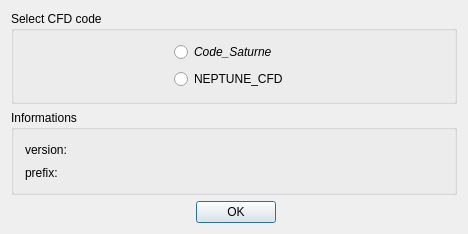
First picture: the form in cfd_study/src/CFDSTUDYGUI/InfoDialog.ui, repository code-saturne/salome_cfd_extensions, before the edit.
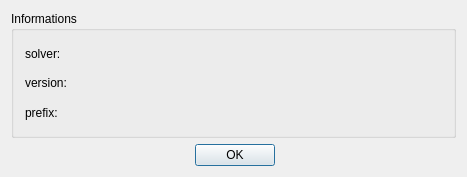
Second picture: the form after the edit.

The edit to the form file:
```diff
--- a/cfd_study/src/CFDSTUDYGUI/InfoDialog.ui
+++ b/cfd_study/src/CFDSTUDYGUI/InfoDialog.ui
@@ -6,8 +6,8 @@
    <rect>
     <x>0</x>
     <y>0</y>
-    <width>468</width>
-    <height>234</height>
+    <width>467</width>
+    <height>177</height>
    </rect>
   </property>
   <property name="windowTitle">
@@ -16,106 +16,34 @@
   <property name="modal">
    <bool>true</bool>
   </property>
-  <layout class="QVBoxLayout" name="verticalLayout">
-   <item>
-    <widget class="QGroupBox" name="CodeBG">
-     <property name="title">
-      <string>Select CFD code</string>
-     </property>
-     <layout class="QGridLayout">
-      <item row="0" column="1">
-       <widget class="QRadioButton" name="SaturneRB">
-        <property name="font">
-         <font>
-          <italic>true</italic>
-         </font>
-        </property>
-        <property name="text">
-         <string>Code_Saturne</string>
-        </property>
-       </widget>
-      </item>
-      <item row="1" column="1" colspan="2">
-       <widget class="QRadioButton" name="NeptuneRB">
-        <property name="text">
-         <string>NEPTUNE_CFD</string>
-        </property>
-       </widget>
-      </item>
-      <item row="0" column="0">
-       <spacer name="spacer6_2_2">
-        <property name="orientation">
-         <enum>Qt::Horizontal</enum>
-        </property>
-        <property name="sizeType">
-         <enum>QSizePolicy::Expanding</enum>
-        </property>
-        <property name="sizeHint" stdset="0">
-         <size>
-          <width>46</width>
-          <height>21</height>
-         </size>
-        </property>
-       </spacer>
-      </item>
-      <item row="0" column="2" colspan="2">
-       <spacer name="spacer6_2_3">
-        <property name="orientation">
-         <enum>Qt::Horizontal</enum>
-        </property>
-        <property name="sizeType">
-         <enum>QSizePolicy::Expanding</enum>
-        </property>
-        <property name="sizeHint" stdset="0">
-         <size>
-          <width>46</width>
-          <height>21</height>
-         </size>
-        </property>
-       </spacer>
-      </item>
-      <item row="1" column="3">
-       <spacer name="spacer6_2_4">
-        <property name="orientation">
-         <enum>Qt::Horizontal</enum>
-        </property>
-        <property name="sizeType">
-         <enum>QSizePolicy::Expanding</enum>
-        </property>
-        <property name="sizeHint" stdset="0">
-         <size>
-          <width>46</width>
-          <height>21</height>
-         </size>
-        </property>
-       </spacer>
-      </item>
-      <item row="1" column="0">
-       <spacer name="spacer6_2_5">
-        <property name="orientation">
-         <enum>Qt::Horizontal</enum>
-        </property>
-        <property name="sizeType">
-         <enum>QSizePolicy::Expanding</enum>
-        </property>
-        <property name="sizeHint" stdset="0">
-         <size>
-          <width>46</width>
-          <height>21</height>
-         </size>
-        </property>
-       </spacer>
-      </item>
-     </layout>
-    </widget>
-   </item>
-   <item>
+  <layout class="QGridLayout" name="gridLayout_2">
+   <item row="0" column="0">
     <widget class="QGroupBox" name="groupBox3">
      <property name="title">
       <string>Informations</string>
      </property>
      <layout class="QGridLayout" name="gridLayout">
       <item row="0" column="0">
+       <widget class="QLabel" name="labelCode">
+        <property name="text">
+         <string>solver:</string>
+        </property>
+        <property name="wordWrap">
+         <bool>false</bool>
+        </property>
+       </widget>
+      </item>
+      <item row="0" column="1">
+       <widget class="QLabel" name="labelCodeValue">
+        <property name="text">
+         <string/>
+        </property>
+        <property name="wordWrap">
+         <bool>false</bool>
+        </property>
+       </widget>
+      </item>
+      <item row="1" column="0">
        <widget class="QLabel" name="labelVersion">
         <property name="text">
          <string>version:</string>
@@ -125,7 +53,7 @@
         </property>
        </widget>
       </item>
-      <item row="0" column="1">
+      <item row="1" column="1">
        <widget class="QLabel" name="labelVersionValue">
         <property name="text">
          <string/>
@@ -135,7 +63,7 @@
         </property>
        </widget>
       </item>
-      <item row="1" column="0">
+      <item row="2" column="0">
        <widget class="QLabel" name="labelPrefix">
         <property name="text">
          <string>prefix:</string>
@@ -145,7 +73,7 @@
         </property>
        </widget>
       </item>
-      <item row="1" column="1">
+      <item row="2" column="1">
        <widget class="QLabel" name="labelPrefixValue">
         <property name="text">
          <string/>
@@ -158,7 +86,7 @@
      </layout>
     </widget>
    </item>
-   <item>
+   <item row="1" column="0">
     <layout class="QHBoxLayout">
      <item>
       <spacer name="spacer5">
```
Left out of the diff: 32 changed lines with no effect on the pictures.
